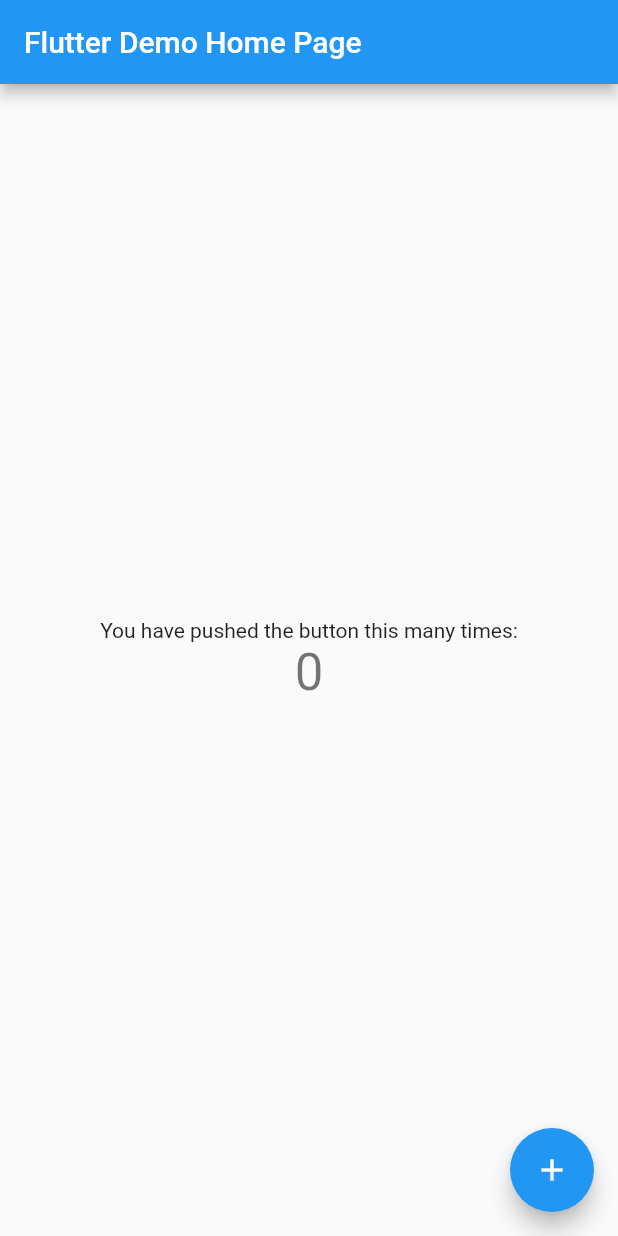
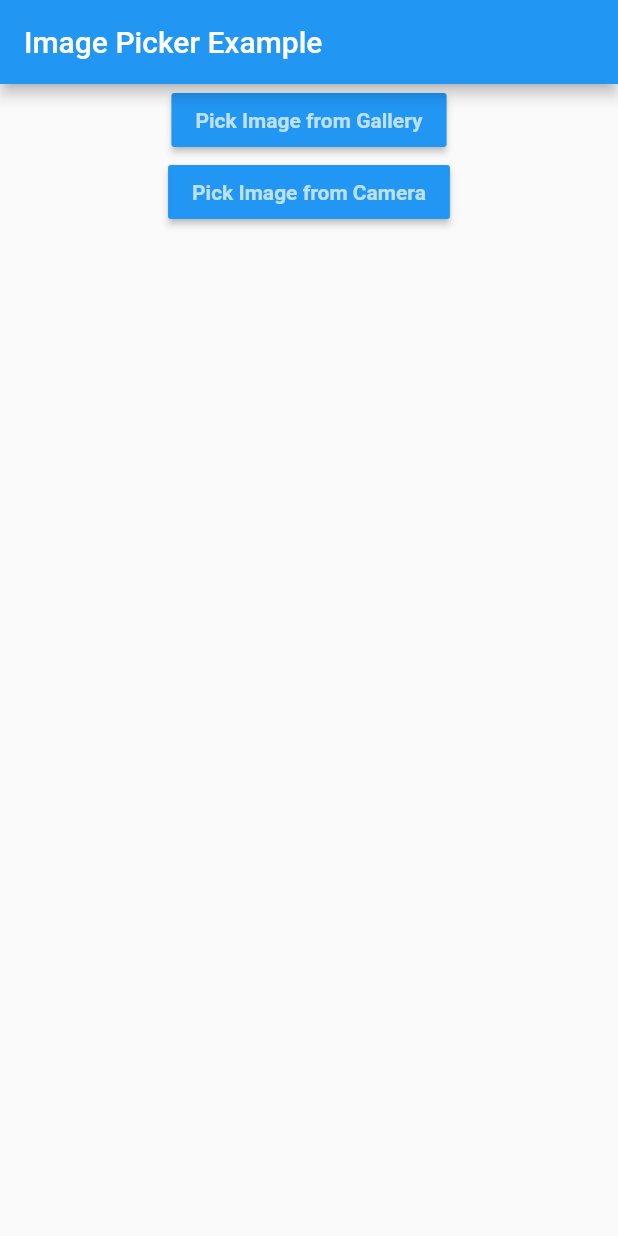
Before and after one commit to Killercoder31/EclIntensity, a Flutter app: the screen it shows after launch, on a phone screen of 412 x 824 dp. Run offline on Flutter 3.47's test engine with Material 2 defaults, Android fonts, the phone set to English and light mode, and no system bars; our stand-ins replace image_picker.

Commit message:
selection of image

```diff
--- /dev/null
+++ b/lib/image_picker.dart
@@ -0,0 +1,129 @@
+import 'dart:io';
+
+import 'package:flutter/material.dart';
+import 'package:image_picker/image_picker.dart';
+
+ImagePicker picker = ImagePicker();
+
+enum ImageSourceType { gallery, camera }
+
+class HomePage extends StatelessWidget {
+  const HomePage({Key? key}) : super(key: key);
+
+  void _handleURLButtonPress(BuildContext context, var type) {
+    Navigator.push(context,
+        MaterialPageRoute(builder: (context) => ImageFromGalleryEx(type)));
+  }
+
+  @override
+  Widget build(BuildContext context) {
+    return Scaffold(
+        appBar: AppBar(
+          title: const Text("Image Picker Example"),
+        ),
+        body: Center(
+          child: Column(
+            children: [
+              MaterialButton(
+                color: Colors.blue,
+                child: const Text(
+                  "Pick Image from Gallery",
+                  style: TextStyle(
+                      color: Colors.white70, fontWeight: FontWeight.bold),
+                ),
+                onPressed: () {
+                  _handleURLButtonPress(context, ImageSourceType.gallery);
+                },
+              ),
+              MaterialButton(
+                color: Colors.blue,
+                child: const Text(
+                  "Pick Image from Camera",
+                  style: TextStyle(
+                      color: Colors.white70, fontWeight: FontWeight.bold),
+                ),
+                onPressed: () {
+                  _handleURLButtonPress(context, ImageSourceType.camera);
+                },
+              ),
+            ],
+          ),
+        ));
+  }
+}
+
+class ImageFromGalleryEx extends StatefulWidget {
+  final type;
+  ImageFromGalleryEx(this.type);
+
+  @override
+  ImageFromGalleryExState createState() => ImageFromGalleryExState(this.type);
+}
+
+class ImageFromGalleryExState extends State<ImageFromGalleryEx> {
+  var _image;
+  var imagePicker;
+  var type;
+
+  ImageFromGalleryExState(this.type);
+
+  @override
+  void initState() {
+    super.initState();
+    imagePicker = new ImagePicker();
+  }
+
+  @override
+  Widget build(BuildContext context) {
+    return Scaffold(
+      appBar: AppBar(
+          title: Text(type == ImageSourceType.camera
+              ? "Image from Camera"
+              : "Image from Gallery")),
+      body: Column(
+        children: <Widget>[
+          const SizedBox(
+            height: 52,
+          ),
+          Center(
+            child: GestureDetector(
+              onTap: () async {
+                var source = type == ImageSourceType.camera
+                    ? ImageSource.camera
+                    : ImageSource.gallery;
+                XFile image = await imagePicker.pickImage(
+                    source: source,
+                    imageQuality: 50,
+                    preferredCameraDevice: CameraDevice.front);
+                setState(() {
+                  _image = File(image.path);
+                });
+              },
+              child: Container(
+                width: 200,
+                height: 200,
+                decoration: BoxDecoration(color: Colors.red[200]),
+                child: _image != null
+                    ? Image.file(
+                        _image,
+                        width: 200.0,
+                        height: 200.0,
+                        fit: BoxFit.fitHeight,
+                      )
+                    : Container(
+                        decoration: BoxDecoration(color: Colors.red[200]),
+                        width: 200,
+                        height: 200,
+                        child: Icon(
+                          Icons.camera_alt,
+                          color: Colors.grey[800],
+                        ),
+                      ),
+              ),
+            ),
+          )
+        ],
+      ),
+    );
+  }
+}
--- a/lib/main.dart
+++ b/lib/main.dart
@@ -1,4 +1,6 @@
 import 'package:flutter/material.dart';
+
+import 'image_picker.dart';
 
 void main() {
   runApp(const MyApp());
@@ -13,103 +15,9 @@ class MyApp extends StatelessWidget {
     return MaterialApp(
       title: 'Flutter Demo',
       theme: ThemeData(
-        // This is the theme of your application.
-        //
-        // Try running your application with "flutter run". You'll see the
-        // application has a blue toolbar. Then, without quitting the app, try
-        // changing the primarySwatch below to Colors.green and then invoke
-        // "hot reload" (press "r" in the console where you ran "flutter run",
-        // or simply save your changes to "hot reload" in a Flutter IDE).
-        // Notice that the counter didn't reset back to zero; the application
-        // is not restarted.
         primarySwatch: Colors.blue,
       ),
-      home: const MyHomePage(title: 'Flutter Demo Home Page'),
+      home: HomePage(),
     );
   }
 }
-
-class MyHomePage extends StatefulWidget {
-  const MyHomePage({Key? key, required this.title}) : super(key: key);
-
-  // This widget is the home page of your application. It is stateful, meaning
-  // that it has a State object (defined below) that contains fields that affect
-  // how it looks.
-
-  // This class is the configuration for the state. It holds the values (in this
-  // case the title) provided by the parent (in this case the App widget) and
-  // used by the build method of the State. Fields in a Widget subclass are
-  // always marked "final".
-
-  final String title;
-
-  @override
-  State<MyHomePage> createState() => _MyHomePageState();
-}
-
-class _MyHomePageState extends State<MyHomePage> {
-  int _counter = 0;
-
-  void _incrementCounter() {
-    setState(() {
-      // This call to setState tells the Flutter framework that something has
-      // changed in this State, which causes it to rerun the build method below
-      // so that the display can reflect the updated values. If we changed
-      // _counter without calling setState(), then the build method would not be
-      // called again, and so nothing would appear to happen.
-      _counter++;
-    });
-  }
-
-  @override
-  Widget build(BuildContext context) {
-    // This method is rerun every time setState is called, for instance as done
-    // by the _incrementCounter method above.
-    //
-    // The Flutter framework has been optimized to make rerunning build methods
-    // fast, so that you can just rebuild anything that needs updating rather
-    // than having to individually change instances of widgets.
-    return Scaffold(
-      appBar: AppBar(
-        // Here we take the value from the MyHomePage object that was created by
-        // the App.build method, and use it to set our appbar title.
-        title: Text(widget.title),
-      ),
-      body: Center(
-        // Center is a layout widget. It takes a single child and positions it
-        // in the middle of the parent.
-        child: Column(
-          // Column is also a layout widget. It takes a list of children and
-          // arranges them vertically. By default, it sizes itself to fit its
-          // children horizontally, and tries to be as tall as its parent.
-          //
-          // Invoke "debug painting" (press "p" in the console, choose the
-          // "Toggle Debug Paint" action from the Flutter Inspector in Android
-          // Studio, or the "Toggle Debug Paint" command in Visual Studio Code)
-          // to see the wireframe for each widget.
-          //
-          // Column has various properties to control how it sizes itself and
-          // how it positions its children. Here we use mainAxisAlignment to
-          // center the children vertically; the main axis here is the vertical
-          // axis because Columns are vertical (the cross axis would be
-          // horizontal).
-          mainAxisAlignment: MainAxisAlignment.center,
-          children: <Widget>[
-            const Text(
-              'You have pushed the button this many times:',
-            ),
-            Text(
-              '$_counter',
-              style: Theme.of(context).textTheme.headline4,
-            ),
-          ],
-        ),
-      ),
-      floatingActionButton: FloatingActionButton(
-        onPressed: _incrementCounter,
-        tooltip: 'Increment',
-        child: const Icon(Icons.add),
-      ), // This trailing comma makes auto-formatting nicer for build methods.
-    );
-  }
-}
--- a/pubspec.yaml
+++ b/pubspec.yaml
@@ -34,6 +34,7 @@ dependencies:
   # The following adds the Cupertino Icons font to your application.
   # Use with the CupertinoIcons class for iOS style icons.
   cupertino_icons: ^1.0.2
+  image_picker: ^0.8.5+3
 
 dev_dependencies:
   flutter_test:
```
Also changed, not shown: pubspec.lock.
